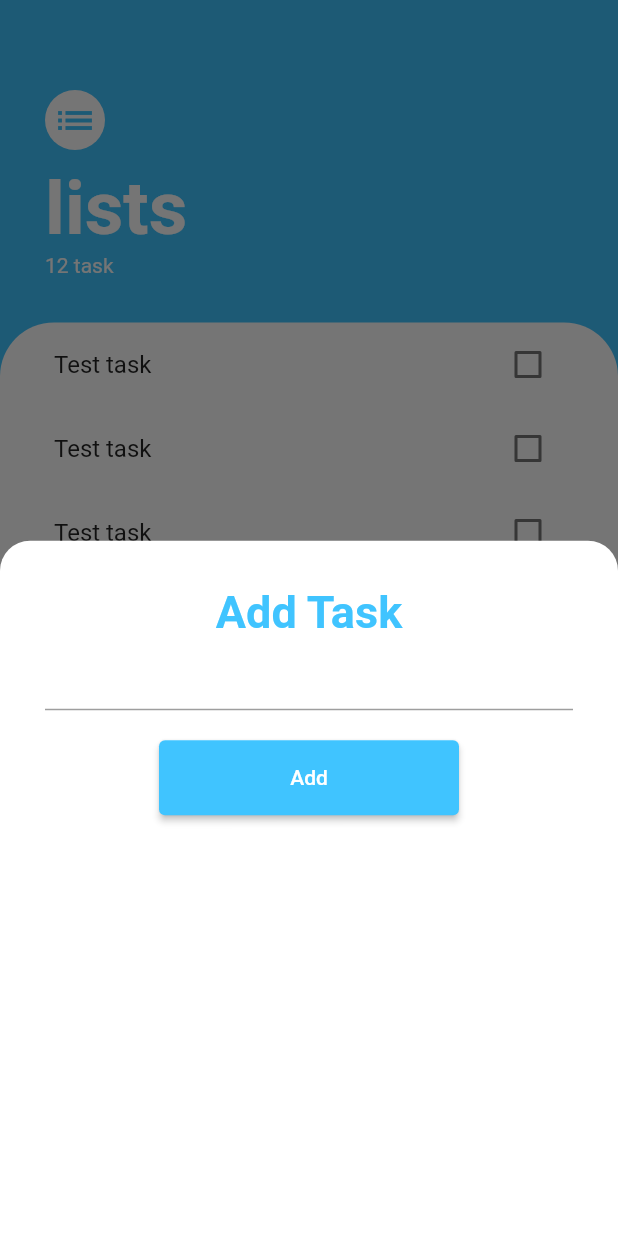
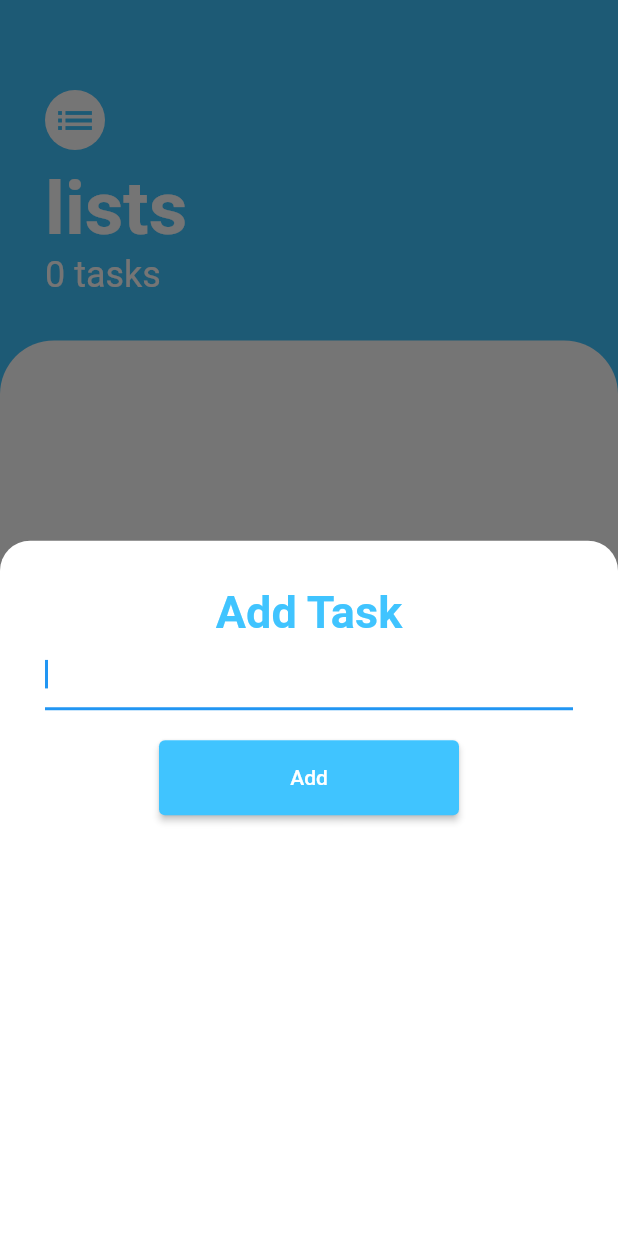
Before and after one commit to aacfahim/provider_todo, a Flutter app: the screen it shows after launch, after a tap on the "add" icon, on a phone screen of 412 x 824 dp. Run offline on Flutter 3.47's test engine with Material 2 defaults, Android fonts, the phone set to English and light mode, and no system bars.

Commit message:
dynamically added tasks

```diff
--- a/lib/main.dart
+++ b/lib/main.dart
@@ -17,7 +17,7 @@ class MyApp extends StatelessWidget {
         canvasColor: Colors.transparent,
         primarySwatch: Colors.blue,
       ),
-      home: const TaskScreen(),
+      home: TaskScreen(),
     );
   }
 }
--- /dev/null
+++ b/lib/model/Task.dart
@@ -0,0 +1,10 @@
+class Task {
+  final String? name;
+  bool isDone;
+
+  Task({this.name, this.isDone = false});
+
+  void toggleDone() {
+    isDone = !isDone;
+  }
+}
--- a/lib/screens/add_task_screen.dart
+++ b/lib/screens/add_task_screen.dart
@@ -3,10 +3,12 @@ import 'package:flutter/src/widgets/framework.dart';
 import 'package:flutter/src/widgets/placeholder.dart';
 
 class AddTask extends StatelessWidget {
-  const AddTask({super.key});
+  final Function addTaskCallBack;
+  AddTask({super.key, required this.addTaskCallBack});
 
   @override
   Widget build(BuildContext context) {
+    String? newTask;
     return Container(
       color: Colors.transparent,
       child: Container(
@@ -26,13 +28,20 @@ class AddTask extends StatelessWidget {
                     color: Colors.lightBlueAccent,
                     fontWeight: FontWeight.bold),
               ),
-              TextField(),
+              TextField(
+                autofocus: true,
+                onChanged: (value) {
+                  newTask = value;
+                },
+              ),
               SizedBox(height: 20),
               ElevatedButton(
                 style: ElevatedButton.styleFrom(
                     backgroundColor: Colors.lightBlueAccent,
                     fixedSize: Size(200, 50)),
-                onPressed: () {},
+                onPressed: () {
+                  addTaskCallBack(newTask);
+                },
                 child: Text("Add"),
               )
             ],
--- a/lib/screens/task_screen.dart
+++ b/lib/screens/task_screen.dart
@@ -1,9 +1,17 @@
 import 'package:flutter/material.dart';
+import 'package:todo/model/Task.dart';
 import 'package:todo/screens/add_task_screen.dart';
 import 'package:todo/widgets/task_list.dart';
 
-class TaskScreen extends StatelessWidget {
-  const TaskScreen({super.key});
+class TaskScreen extends StatefulWidget {
+  TaskScreen({super.key});
+
+  @override
+  State<TaskScreen> createState() => _TaskScreenState();
+}
+
+class _TaskScreenState extends State<TaskScreen> {
+  List<Task> lists = [];
 
   @override
   Widget build(BuildContext context) {
@@ -12,7 +20,12 @@ class TaskScreen extends StatelessWidget {
         backgroundColor: Colors.lightBlueAccent,
         onPressed: () {
           showModalBottomSheet(
-              context: context, builder: (context) => AddTask());
+              context: context,
+              builder: (context) => AddTask(addTaskCallBack: (newTask) {
+                    setState(() {
+                      lists.add(Task(name: newTask));
+                    });
+                  }));
         },
         child: Icon(Icons.add),
       ),
@@ -39,7 +52,8 @@ class TaskScreen extends StatelessWidget {
                         color: Colors.white,
                         fontSize: 50,
                         fontWeight: FontWeight.w700)),
-                Text("12 task", style: TextStyle(color: Colors.white)),
+                Text(lists.length.toString() + " tasks",
+                    style: TextStyle(color: Colors.white, fontSize: 24)),
               ],
             ),
           ),
@@ -53,7 +67,7 @@ class TaskScreen extends StatelessWidget {
                     topRight: Radius.circular(36.0),
                   ),
                 ),
-                child: TaskList()),
+                child: TaskList(lists: lists)),
           ),
         ],
       ),
--- a/lib/widgets/task_list.dart
+++ b/lib/widgets/task_list.dart
@@ -1,18 +1,31 @@
 import 'package:flutter/material.dart';
+import 'package:todo/model/Task.dart';
 import 'package:todo/widgets/task_tile.dart';
 
-class TaskList extends StatelessWidget {
-  const TaskList({super.key});
+class TaskList extends StatefulWidget {
+  TaskList({super.key, this.lists});
+
+  final List<Task>? lists;
 
   @override
+  State<TaskList> createState() => _TaskListState();
+}
+
+class _TaskListState extends State<TaskList> {
+  @override
   Widget build(BuildContext context) {
-    return ListView(
-      children: [
-        TaskTile(),
-        TaskTile(),
-        TaskTile(),
-        TaskTile(),
-      ],
-    );
+    return ListView.builder(
+        itemCount: widget.lists!.length,
+        itemBuilder: (context, index) {
+          return TaskTile(
+              name: widget.lists![index].name,
+              isChecked: widget.lists![index].isDone,
+              isEmpty: widget.lists!.length,
+              checkBoxCallback: (checkBoxState) {
+                setState(() {
+                  widget.lists![index].toggleDone();
+                });
+              });
+        });
   }
 }
--- a/lib/widgets/task_tile.dart
+++ b/lib/widgets/task_tile.dart
@@ -1,31 +1,32 @@
 import 'package:flutter/material.dart';
-import 'package:flutter/src/widgets/framework.dart';
-import 'package:flutter/src/widgets/placeholder.dart';
 
-class TaskTile extends StatefulWidget {
-  const TaskTile({super.key});
+class TaskTile extends StatelessWidget {
+  bool isChecked;
+  String? name;
+  final Function? checkBoxCallback;
+  int? isEmpty;
 
-  @override
-  State<TaskTile> createState() => _TaskTileState();
-}
-
-class _TaskTileState extends State<TaskTile> {
-  bool isChecked = false;
+  TaskTile(
+      {this.name, this.isChecked = false, this.checkBoxCallback, this.isEmpty});
 
   @override
   Widget build(BuildContext context) {
-    return ListTile(
+    return isEmpty == 0
+        ? Center(
+            child: Text(
+            "All done for the day",
+            style: TextStyle(color: Colors.red),
+          ))
+        : ListTile(
             title: Text(
-        "Test task",
+              name.toString(),
               style: TextStyle(
                   decoration: isChecked ? TextDecoration.lineThrough : null),
             ),
             trailing: Checkbox(
               value: isChecked,
               onChanged: (value) {
-          setState(() {
-            isChecked = value!;
-          });
+                checkBoxCallback!(value);
               },
             ),
           );
```
Lines whose indentation alone changed are shown as unchanged.
